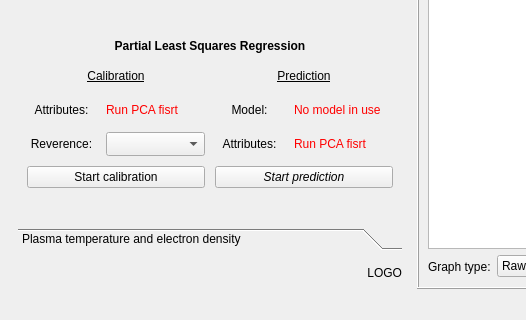
Before: the Qt Designer form pic/libssa.ui in kstenio/libssa, drawn with Qt 5; both pictures show x 0 to 526 and y 364 to 684 of the 1216 by 684 pixel window.
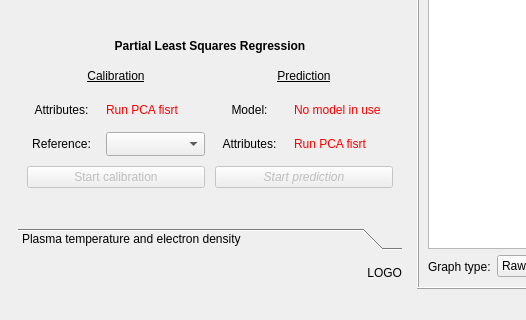
After: the same form once the commit is applied. The open tabs and pages were chosen to show the change. Icons and pictures are not drawn. Custom widgets are drawn as their Qt base class.

Commit message: LIBSsa version: 2.0.2 beta 4

The edit to the form file:
```diff
--- a/pic/libssa.ui
+++ b/pic/libssa.ui
@@ -1601,7 +1601,7 @@
                         </size>
                        </property>
                        <property name="text">
-                        <string>Reverence:</string>
+                        <string>Reference:</string>
                        </property>
                        <property name="alignment">
                         <set>Qt::AlignCenter</set>
@@ -1621,7 +1621,10 @@
                     </layout>
                    </item>
                    <item>
-                    <widget class="QPushButton" name="pushButton">
+                    <widget class="QPushButton" name="p5pB3">
+                     <property name="enabled">
+                      <bool>false</bool>
+                     </property>
                      <property name="text">
                       <string>Start calibration</string>
                      </property>
@@ -1721,7 +1724,10 @@
                     </layout>
                    </item>
                    <item>
-                    <widget class="QPushButton" name="pushButton_2">
+                    <widget class="QPushButton" name="p5pB4">
+                     <property name="enabled">
+                      <bool>false</bool>
+                     </property>
                      <property name="font">
                       <font>
                        <italic>true</italic>
```
Left out of the diff: 37 changed lines with no effect on the pictures. The commit also changes 2 other files.
